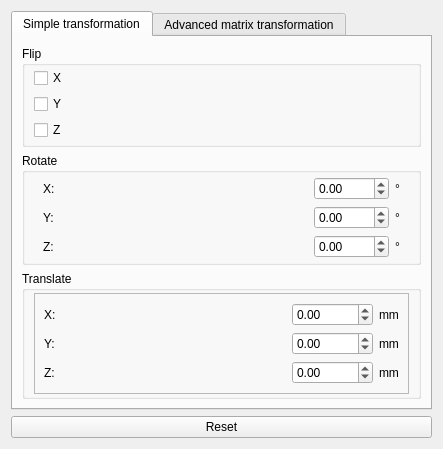
First picture: the form in plugins/OrientationCorrection/forms/orientationcorrection.ui, repository isis-group/vast, before the edit.
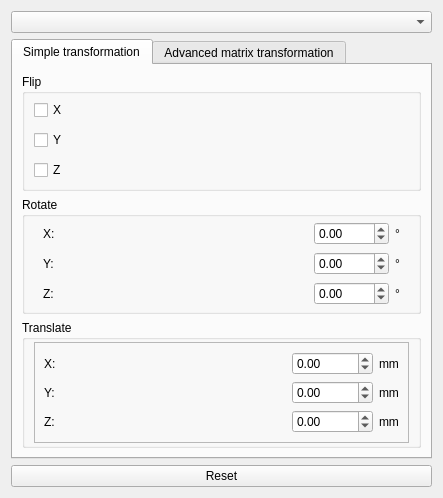
Second picture: the form after the edit.

```diff
--- a/plugins/OrientationCorrection/forms/orientationcorrection.ui
+++ b/plugins/OrientationCorrection/forms/orientationcorrection.ui
@@ -7,7 +7,7 @@
     <x>0</x>
     <y>0</y>
     <width>443</width>
-    <height>428</height>
+    <height>498</height>
    </rect>
   </property>
   <property name="windowTitle">
@@ -20,7 +20,7 @@
    <item>
     <widget class="QWidget" name="widget" native="true">
      <layout class="QGridLayout" name="gridLayout">
-      <item row="0" column="0">
+      <item row="1" column="0">
        <widget class="QTabWidget" name="tabWidget">
         <property name="currentIndex">
          <number>0</number>
@@ -419,13 +419,16 @@
         </widget>
        </widget>
       </item>
-      <item row="1" column="0">
+      <item row="2" column="0">
        <widget class="QPushButton" name="resetButton">
         <property name="text">
          <string>Reset</string>
         </property>
        </widget>
       </item>
+      <item row="0" column="0">
+       <widget class="QComboBox" name="imageBox"/>
+      </item>
      </layout>
     </widget>
    </item>
```
